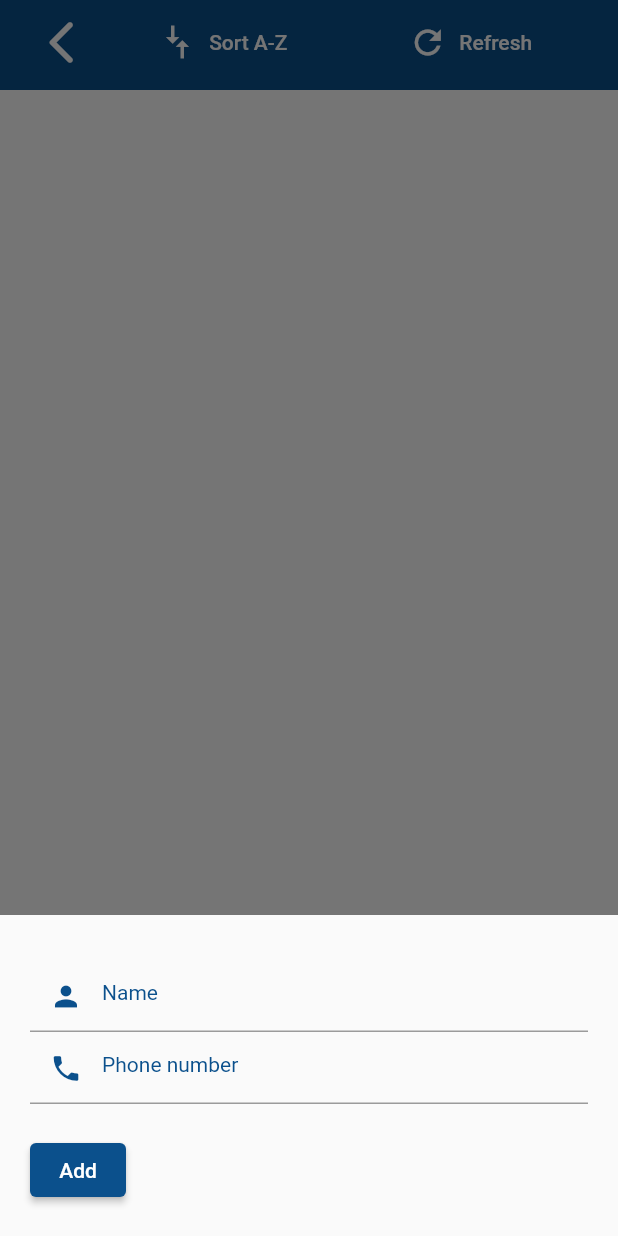
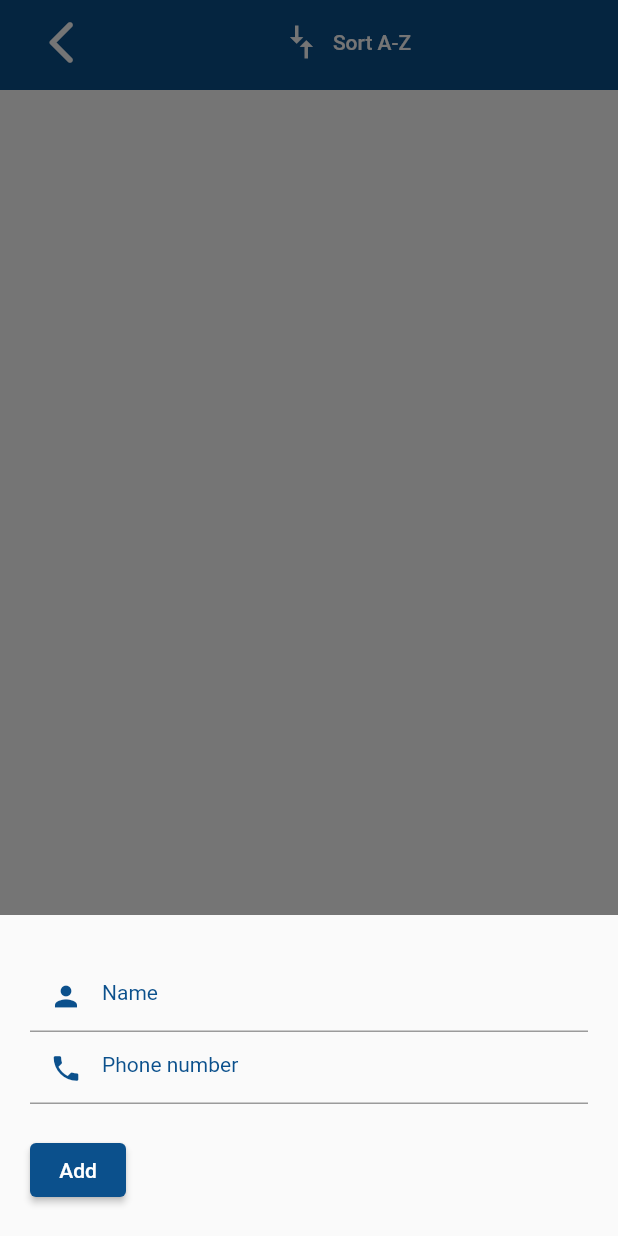
Before and after one commit to milein4u/BeAwareApp, a Flutter app: the EmergencyContactsPageWidget screen opened directly, after a tap on "Add new emergency contact", on a phone screen of 412 x 824 dp. Run offline on Flutter 3.47's test engine with Material 2 defaults, Android fonts, the phone set to English and light mode, and no system bars; our stand-ins replace cloud_firestore, dio, firebase_auth, firebase_core, google_maps_flutter, location and 1 more; missing offline and left inert: flutter_sms; accounts and stored records are empty; Roboto replaces fonts that are missing (Poppins).

Commit message:
Modified add and edit functionality, removed refresh button

```diff
--- a/lib/Model/emergency_number.dart
+++ b/lib/Model/emergency_number.dart
@@ -1,19 +1,20 @@
 class EmergencyNumber {
   String? name;
   String? phone;
+  DateTime? created;
 
   EmergencyNumber({required String name, required String phone});
 
   EmergencyNumber.fromSnapshot(snapshot)
       : name = snapshot.data()['name'],
-        phone = snapshot.data()['phone'];
+        phone = snapshot.data()['phone'],
+        created = snapshot.data()['created'].toDate();
 
   Map<String, dynamic> toFirestore() {
     return {
       if (name != null) "name": name,
-      if (phone != null) "phone": phone
+      if (phone != null) "phone": phone,
+      if (created != null) "created": created,
     };
   }
-
-
 }
--- a/lib/Pages/FunctionalitiesPages/emergency_contacts_page.dart
+++ b/lib/Pages/FunctionalitiesPages/emergency_contacts_page.dart
@@ -128,7 +128,11 @@ class _EmergencyContactsPageWidgetState
                       Navigator.of(context).pop();
                     } else {
                       errorMessage("Incorect number format");
-                    }
+                    }fetchItems().then((docs) {
+                      setState(() {
+                        items = docs;
+                      });
+                    });
                   },
                   child: const Text('Add'),
                 )
@@ -207,6 +211,11 @@ class _EmergencyContactsPageWidgetState
                     } else {
                       errorMessage("Incorect number format");
                     }
+                    fetchItems().then((docs) {
+                      setState(() {
+                        items = docs;
+                      });
+                    });
                   },
                   child: const Text('Update')
                 )
@@ -242,6 +251,8 @@ class _EmergencyContactsPageWidgetState
             await collectionRef.add({
               'name': deletedContact!['name'],
               'phone': deletedContact['phone'],
+              'created': deletedContact['created']
+
             });
             fetchItems().then((docs) {
               setState(() {
@@ -345,27 +356,6 @@ class _EmergencyContactsPageWidgetState
                         ),
                       ),
                     ),
-                    Expanded(
-                        child: TextButton.icon(
-                      onPressed: () {
-                        fetchItems().then((docs) {
-                          setState(() {
-                            items = docs;
-                          });
-                        });
-                      },
-                      icon: const Icon(
-                        Icons.refresh,
-                        size: 26,
-                        color: Colors.white,
-                      ),
-                      label: const Text(
-                        "Refresh",
-                        style: TextStyle(
-                          color: Colors.white,
-                        ),
-                      ),
-                    ))
                   ],
                 ),
               ],
```
